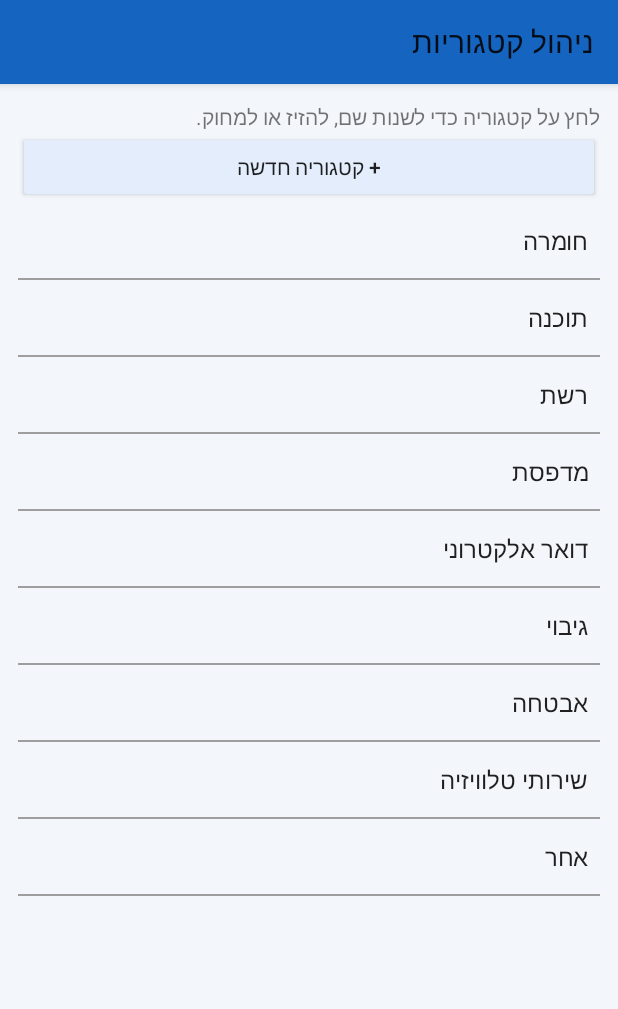
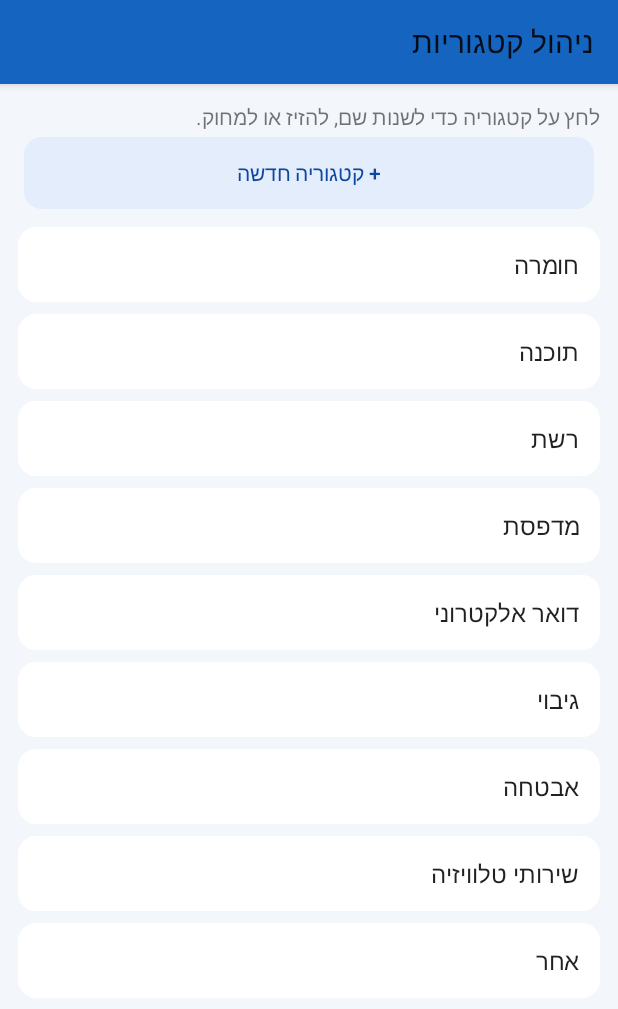
Before and after one commit to rondorit/contacts, an Android app: the CategoriesActivity screen opened directly, with no data from a screen before it, on a phone screen of 412 x 824 dp. Shown: the top 1009 px of the screen. Run offline under Robolectric (Android 15) with nearby library versions, the phone set to English and light mode, and no system bars.

Commit message:
Unified design on all screens; client card redesign; backup at top of management page
Co-Authored-By: Claude Opus 5.5 <noreply@anthropic.com>
Claude-Session: https://claude.ai/code/session_019qfyini3yDXK1uGFbq6jxC

```diff
--- a/ClientCallerID/app/build.gradle
+++ b/ClientCallerID/app/build.gradle
@@ -10,8 +10,8 @@ android {
         applicationId 'com.clientcaller.app'
         minSdk 26
         targetSdk 34
-        versionCode 30
-        versionName '3.0'
+        versionCode 31
+        versionName '3.1'
     }
 
     // Fixed signing key so new versions install over old ones (your imported data is kept).
--- a/ClientCallerID/app/src/main/java/com/clientcaller/app/CategoriesActivity.java
+++ b/ClientCallerID/app/src/main/java/com/clientcaller/app/CategoriesActivity.java
@@ -44,12 +44,15 @@ public class CategoriesActivity extends Activity {
             @Override
             public android.view.View getView(int position, android.view.View convertView, ViewGroup parent) {
                 android.view.View v = super.getView(position, convertView, parent);
-                v.setPadding(dp(8), dp(14), dp(8), dp(14));
+                v.setPadding(dp(14), dp(14), dp(14), dp(14));
+                v.setBackground(Ui.rounded(0xFFFFFFFF, 12, getContext()));
                 return v;
             }
         };
-        lv.setDivider(new android.graphics.drawable.ColorDrawable(0xFF9E9E9E));
-        lv.setDividerHeight(Math.max(2, dp(1)));
+        lv.setDivider(new android.graphics.drawable.ColorDrawable(0x00000000));
+        lv.setDividerHeight(dp(8));
+        lv.setPadding(0, dp(8), 0, dp(8));
+        lv.setClipToPadding(false);
         lv.setAdapter(adapter);
         lv.setOnItemClickListener((parent, view, pos, id) -> edit(pos));
         root.addView(lv, new LinearLayout.LayoutParams(ViewGroup.LayoutParams.MATCH_PARENT, 0, 1f));
--- a/ClientCallerID/app/src/main/java/com/clientcaller/app/ClientEditActivity.java
+++ b/ClientCallerID/app/src/main/java/com/clientcaller/app/ClientEditActivity.java
@@ -91,7 +91,7 @@ public class ClientEditActivity extends Activity {
         }
 
         ScrollView sv = new ScrollView(this);
-        sv.addView(box);
+        sv.addView(Ui.wrapCard(this, box));
         setContentView(sv);
         He.rtl(this);
     }
--- a/ClientCallerID/app/src/main/java/com/clientcaller/app/GroupSendActivity.java
+++ b/ClientCallerID/app/src/main/java/com/clientcaller/app/GroupSendActivity.java
@@ -138,7 +138,7 @@ public class GroupSendActivity extends Activity {
         box.addView(next);
 
         ScrollView sv = new ScrollView(this);
-        sv.addView(box);
+        sv.addView(Ui.wrapCard(this, box));
         setContentView(sv);
         He.rtl(this);
     }
--- a/ClientCallerID/app/src/main/java/com/clientcaller/app/He.java
+++ b/ClientCallerID/app/src/main/java/com/clientcaller/app/He.java
@@ -22,5 +22,6 @@ final class He {
 
     static void rtl(Activity a) {
         a.getWindow().getDecorView().setLayoutDirection(View.LAYOUT_DIRECTION_RTL);
+        Ui.polish(a.getWindow().getDecorView());
     }
 }
--- a/ClientCallerID/app/src/main/java/com/clientcaller/app/TicketActivity.java
+++ b/ClientCallerID/app/src/main/java/com/clientcaller/app/TicketActivity.java
@@ -181,7 +181,7 @@ public class TicketActivity extends Activity {
         }
 
         ScrollView sv = new ScrollView(this);
-        sv.addView(box);
+        sv.addView(Ui.wrapCard(this, box));
         setContentView(sv);
         He.rtl(this);
     }
--- a/ClientCallerID/app/src/main/java/com/clientcaller/app/Ui.java
+++ b/ClientCallerID/app/src/main/java/com/clientcaller/app/Ui.java
@@ -153,4 +153,41 @@ final class Ui {
         t.setOnClickListener(l);
         return t;
     }
+
+    /** Rounded, colored buttons everywhere (big buttons = filled primary). Walks the view tree. */
+    static void polish(View v) {
+        if (v instanceof android.widget.Button && !(v instanceof android.widget.CompoundButton)) {
+            android.widget.Button b = (android.widget.Button) v;
+            Context c = b.getContext();
+            float sp = c.getResources().getDisplayMetrics().scaledDensity;
+            boolean primary = b.getTextSize() >= 17.5f * sp;
+            GradientDrawable shape = rounded(primary ? PRIMARY : 0xFFE3EDFB, 12, c);
+            b.setBackground(new android.graphics.drawable.RippleDrawable(
+                    android.content.res.ColorStateList.valueOf(0x33000000), shape, null));
+            b.setTextColor(primary ? Color.WHITE : PRIMARY_DARK);
+            b.setStateListAnimator(null);
+            b.setPadding(dp(c, 10), dp(c, 10), dp(c, 10), dp(c, 10));
+            if (!b.isEnabled()) b.setAlpha(0.4f);
+            ViewGroup.LayoutParams lp = b.getLayoutParams();
+            if (lp instanceof ViewGroup.MarginLayoutParams) {
+                int m = dp(c, 4);
+                ((ViewGroup.MarginLayoutParams) lp).setMargins(m, m, m, m);
+                b.setLayoutParams(lp);
+            }
+        } else if (v instanceof ViewGroup) {
+            ViewGroup g = (ViewGroup) v;
+            for (int i = 0; i < g.getChildCount(); i++) polish(g.getChildAt(i));
+        }
+    }
+
+    /** Puts a form inside a white rounded card on the light background. */
+    static View wrapCard(Context c, LinearLayout box) {
+        LinearLayout outer = new LinearLayout(c);
+        outer.setOrientation(LinearLayout.VERTICAL);
+        outer.setPadding(dp(c, 8), dp(c, 8), dp(c, 8), dp(c, 40));
+        box.setBackground(rounded(Color.WHITE, 16, c));
+        box.setElevation(dp(c, 2));
+        outer.addView(box, cardParams(c));
+        return outer;
+    }
 }
```
Also changed, not shown: ClientCallerID/app/src/main/java/com/clientcaller/app/DetailActivity.java (+83 -109 lines), ClientCallerID/app/src/main/java/com/clientcaller/app/MainActivity.java (+21 -19 lines), ClientCallerID/app/src/main/java/com/clientcaller/app/ProvidersActivity.java (+6 -3 lines), ClientCallerID/app/src/main/java/com/clientcaller/app/ReportActivity.java (+5 -5 lines), ClientCallerID/app/src/main/java/com/clientcaller/app/TemplatesActivity.java (+6 -3 lines), ClientCallerID/app/src/main/java/com/clientcaller/app/TicketsActivity.java (+6 -3 lines).
